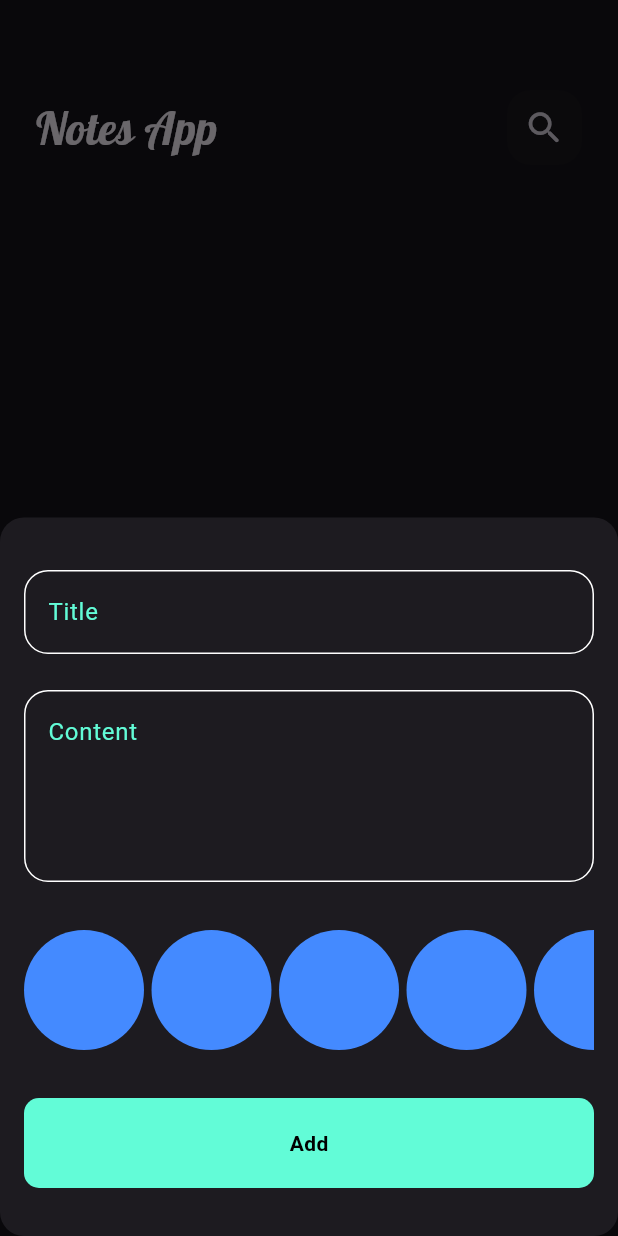
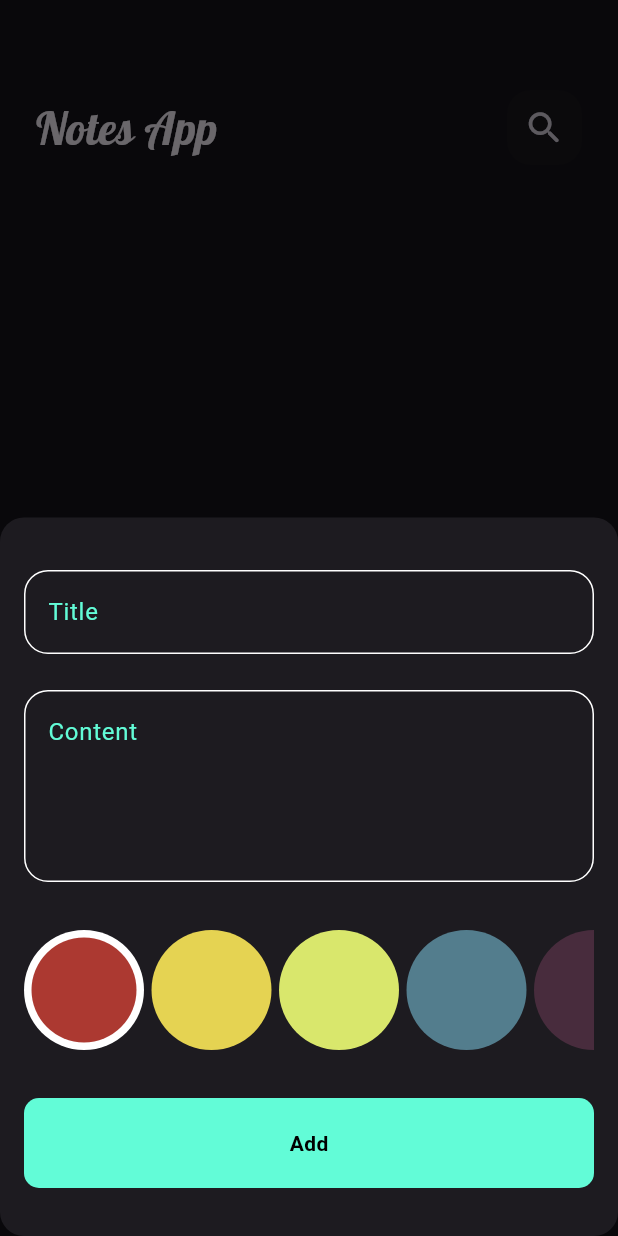
Before and after one commit to midoHaz/Note-app, a Flutter app: the screen it shows after launch, after a tap on the "add" icon, on a phone screen of 412 x 824 dp. Run offline on Flutter 3.47's test engine with Material 3 defaults, Android fonts, the phone set to English and light mode, and no system bars; our stand-ins replace bloc, flutter_bloc, hive, hive_flutter, modal_progress_hud_nsn; accounts and stored records are empty.

Commit message:
colors list done

```diff
--- a/lib/constants.dart
+++ b/lib/constants.dart
@@ -1,3 +1,10 @@
 import 'package:flutter/material.dart';
 const kPrimaryColor = Color(0xff62FCD7);
 const kNotesBox='notes_box';
+List<Color> kColors = const [
+  Color(0xffAC3931),
+  Color(0xffE5D352),
+  Color(0xffD9E76C),
+  Color(0xff537D8D),
+  Color(0xff482C3D),
+];
--- a/lib/widgets/color_item.dart
+++ b/lib/widgets/color_item.dart
@@ -1,12 +1,20 @@
 import 'package:flutter/material.dart';
 
 class ColorItem extends StatelessWidget {
-  const ColorItem({Key? key}) : super(key: key);
-
+  const ColorItem({Key? key, required this.isSelected, required this.color}) : super(key: key);
+  final bool isSelected;
+  final Color color;
   @override
   Widget build(BuildContext context) {
-    return const CircleAvatar(
-      backgroundColor: Colors.blueAccent,
+    return isSelected?CircleAvatar(
+      backgroundColor: Colors.white,
+      radius: 40.0,
+      child: CircleAvatar(
+        backgroundColor: color,
+        radius: 35.0,
+      ),
+    ): CircleAvatar(
+      backgroundColor:color,
       radius: 40.0,
     );
   }
--- a/lib/widgets/color_list.dart
+++ b/lib/widgets/color_list.dart
@@ -1,20 +1,40 @@
 import 'package:flutter/material.dart';
+import 'package:note_app/constants.dart';
 import 'package:note_app/widgets/color_item.dart';
 
-class ColorList extends StatelessWidget {
-  const ColorList({Key? key}) : super(key: key);
+class ColorList extends StatefulWidget {
+  const ColorList({
+    Key? key,
+  }) : super(key: key);
 
+  @override
+  State<ColorList> createState() => _ColorListState();
+}
+
+class _ColorListState extends State<ColorList> {
+  int currentIndex = 0;
   @override
   Widget build(BuildContext context) {
     return SizedBox(
       height: 40 * 2,
       child: ListView.separated(
-        itemCount: 10,
+        itemCount: kColors.length,
         scrollDirection: Axis.horizontal,
-        itemBuilder: (context, index) => const ColorItem(),
+        itemBuilder: (context, index) => GestureDetector(
+            onTap: () {
+              currentIndex = index;
+              setState(() {});
+            },
+            child: ColorItem(
+              color: kColors[index],
+              isSelected: currentIndex == index,
+            )),
         separatorBuilder: (BuildContext context, int index) {
-          return const SizedBox(width: 5,);
-        },),
+          return const SizedBox(
+            width: 5,
+          );
+        },
+      ),
     );
   }
 }
```
